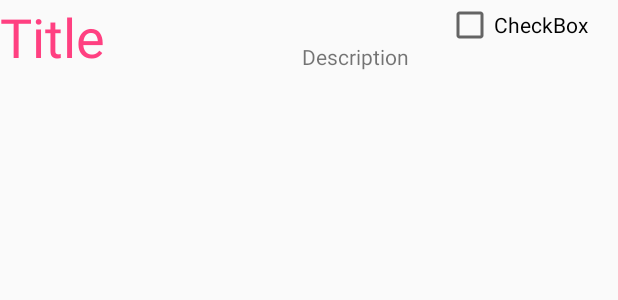
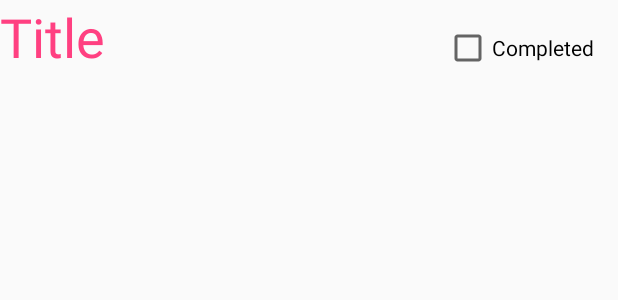
Before and after one commit to alinemokfa/to_do_list__android_solo_project, an Android app: the layout tasks_item.xml on its own in the app's theme, with its tools: preview values and no code run, on a phone screen of 412 x 824 dp. Shown: the top 300 px of the screen. Run offline under Robolectric (Android 15) with nearby library versions, the phone set to English and light mode, and no system bars.

Commit message:
checkbox added

```diff
--- a/ToDoList/app/src/main/java/com/example/alinemokfa/todolist/AddTaskActivity.java
+++ b/ToDoList/app/src/main/java/com/example/alinemokfa/todolist/AddTaskActivity.java
@@ -26,7 +26,7 @@ public class AddTaskActivity extends AppCompatActivity {
         Task task = new Task();
         task.setTitle(add_task_title.getText().toString());
         task.setDescription(add_task_description.getText().toString());
-        task.setCompletion(false);
+        task.setCompletionToBoolean(false);
         helper.save(task);
 
         finish(); //goes back to previous activity
--- a/ToDoList/app/src/main/java/com/example/alinemokfa/todolist/Task.java
+++ b/ToDoList/app/src/main/java/com/example/alinemokfa/todolist/Task.java
@@ -58,7 +58,11 @@ public class Task {
         this.description = description;
     }
 
-    public void setCompletion(Boolean completion){
+    public void setCompletion(){
+        this.completion = !this.completion;
+    }
+
+    public void setCompletionToBoolean(Boolean completion){
         this.completion = completion;
     }
 }
--- a/ToDoList/app/src/main/java/com/example/alinemokfa/todolist/UpdateTaskActivity.java
+++ b/ToDoList/app/src/main/java/com/example/alinemokfa/todolist/UpdateTaskActivity.java
@@ -14,6 +14,7 @@ public class UpdateTaskActivity extends AppCompatActivity {
     }
 
     public void onUpdateTask(View view) {
+
 //        EditText add_task_title = findViewById(R.id.add_task_title);
 //        EditText add_task_description = findViewById(R.id.add_task_description);
 //
--- a/ToDoList/app/src/main/res/layout/tasks_item.xml
+++ b/ToDoList/app/src/main/res/layout/tasks_item.xml
@@ -9,8 +9,8 @@
 
     <TextView
         android:id="@+id/title"
-        android:layout_width="197dp"
-        android:layout_height="64dp"
+        android:layout_width="wrap_content"
+        android:layout_height="wrap_content"
         android:text="@string/item_title"
         android:textAlignment="textStart"
         android:textColor="@color/colorAccent"
@@ -19,32 +19,20 @@
         app:layout_constraintTop_toTopOf="parent"
         tools:text="@string/item_title" />
 
-    <TextView
-        android:id="@+id/description"
-        android:layout_width="185dp"
-        android:layout_height="30dp"
-        android:layout_marginEnd="8dp"
-        android:layout_marginLeft="16dp"
-        android:layout_marginStart="4dp"
-        android:layout_marginTop="28dp"
-        android:text="@string/description"
-        android:textSize="14sp"
-        app:layout_constraintEnd_toEndOf="parent"
-        app:layout_constraintHorizontal_bias="0.0"
-        app:layout_constraintLeft_toLeftOf="parent"
-        app:layout_constraintStart_toEndOf="@+id/title"
-        app:layout_constraintTop_toTopOf="parent"
-        tools:text="@string/description" />
-
     <CheckBox
         android:id="@+id/checkBox"
         android:layout_width="wrap_content"
         android:layout_height="wrap_content"
-        android:layout_marginStart="100dp"
-        android:layout_marginTop="8dp"
-        android:text="CheckBox"
-        app:layout_constraintBottom_toTopOf="@+id/description"
+        android:layout_marginEnd="16dp"
+        android:layout_marginRight="16dp"
+        android:layout_marginStart="8dp"
+        android:layout_marginTop="16dp"
+        android:onClick="onCheckedBox"
+        android:text="@string/check_box"
+        app:layout_constraintEnd_toEndOf="parent"
+        app:layout_constraintHorizontal_bias="1.0"
+        app:layout_constraintRight_toRightOf="parent"
         app:layout_constraintStart_toEndOf="@+id/title"
         app:layout_constraintTop_toTopOf="parent"
-        app:layout_constraintVertical_bias="0.666" />
+        tools:text="@string/check_box" />
 </android.support.constraint.ConstraintLayout>
--- a/ToDoList/app/src/main/res/values/strings.xml
+++ b/ToDoList/app/src/main/res/values/strings.xml
@@ -13,4 +13,5 @@
     <string name="hint_title">Title</string>
     <string name="update_button">Update</string>
     <string name="delete_button">Delete</string>
+    <string name="check_box">Completed</string>
 </resources>
```
Also changed, not shown: ToDoList/app/src/main/java/com/example/alinemokfa/todolist/DatabaseHelper.java (+11 -4 lines), ToDoList/app/src/main/java/com/example/alinemokfa/todolist/ListViewAdapter.java (+8 -2 lines), ToDoList/app/src/main/java/com/example/alinemokfa/todolist/MainActivity.java (+17 -1 lines), ToDoList/app/src/main/res/layout/activity_view_task.xml (+14 -19 lines).
